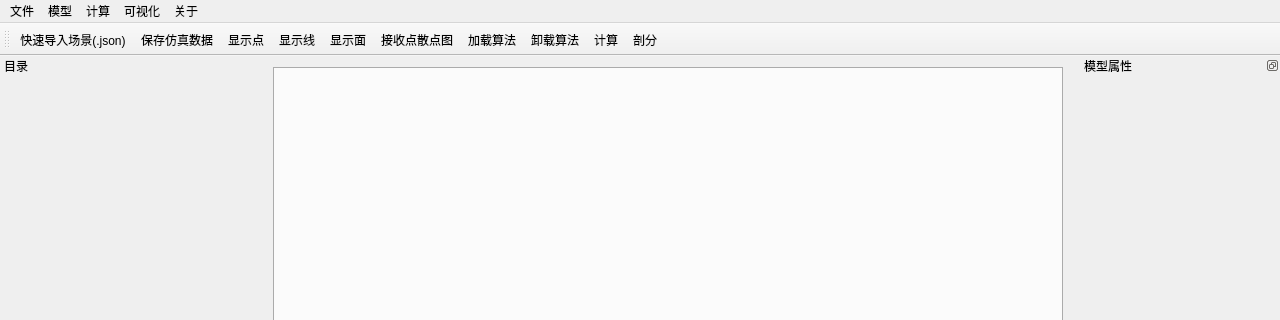
Before: the Qt Designer form SCS_openMesh/SCS_openMesh/mainwindow.ui in joilee/MCV_Platform, drawn with Qt 5; both pictures show x 0 to 1280 and y 0 to 320 of the 1280 by 892 pixel window.
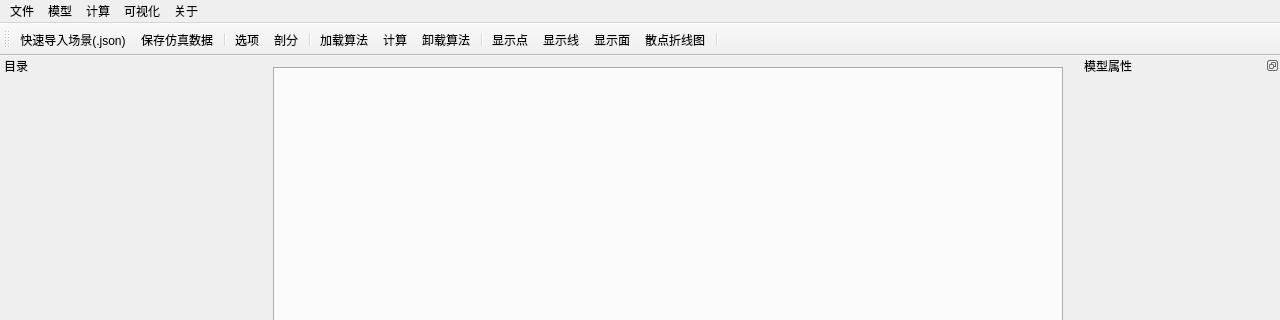
After: the same form once the commit is applied. Icons and pictures are not drawn. Custom widgets are drawn as their Qt base class.

```diff
--- a/SCS_openMesh/SCS_openMesh/mainwindow.ui
+++ b/SCS_openMesh/SCS_openMesh/mainwindow.ui
@@ -135,14 +135,19 @@
    </attribute>
    <addaction name="action_json"/>
    <addaction name="action_saveResult"/>
+   <addaction name="separator"/>
+   <addaction name="computerOption"/>
+   <addaction name="action_startMesh"/>
+   <addaction name="separator"/>
+   <addaction name="action_loadPlugin"/>
+   <addaction name="action_run"/>
+   <addaction name="action_deletePlugin"/>
+   <addaction name="separator"/>
    <addaction name="action_showPoint"/>
    <addaction name="action_showLine"/>
    <addaction name="action_showFace"/>
    <addaction name="action_scatter"/>
-   <addaction name="action_loadPlugin"/>
-   <addaction name="action_deletePlugin"/>
-   <addaction name="action_run"/>
-   <addaction name="action_startMesh"/>
+   <addaction name="separator"/>
   </widget>
   <widget class="QStatusBar" name="statusBar"/>
   <widget class="QDockWidget" name="dockWidget_outputLog">
@@ -749,7 +754,10 @@
      <normaloff>:/MainWindow/Resources/scatter.ico</normaloff>:/MainWindow/Resources/scatter.ico</iconset>
    </property>
    <property name="text">
-    <string>接收点散点图</string>
+    <string>散点折线图</string>
+   </property>
+   <property name="toolTip">
+    <string>散点折线图</string>
    </property>
   </action>
   <action name="action_saveResult">
```
Left out of the diff: 39 changed lines with no effect on the pictures.
